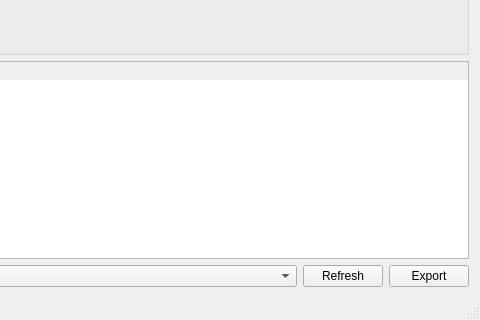
Qt form res/mainwindow.ui (computergeek1507/controller_gen) before a commit; both pictures show x 378 to 858 and y 99 to 419 of the 858 by 419 pixel window.
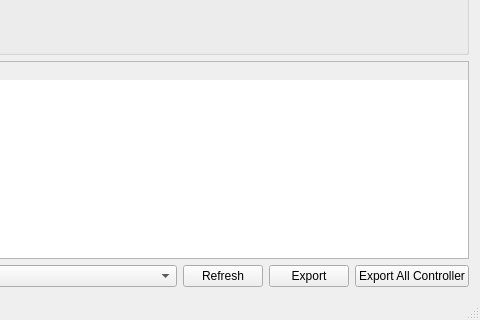
The same form after that commit. Icons and pictures are not drawn.

Commit message: fix bulk export

What changed in the file:
```diff
--- a/res/mainwindow.ui
+++ b/res/mainwindow.ui
@@ -267,6 +267,19 @@
         </property>
        </widget>
       </item>
+      <item>
+       <widget class="QPushButton" name="pushButtonExportAll">
+        <property name="sizePolicy">
+         <sizepolicy hsizetype="Fixed" vsizetype="Fixed">
+          <horstretch>0</horstretch>
+          <verstretch>0</verstretch>
+         </sizepolicy>
+        </property>
+        <property name="text">
+         <string>Export All Controller</string>
+        </property>
+       </widget>
+      </item>
      </layout>
     </item>
    </layout>
```
Left out of the diff: 9 changed lines with no effect on the pictures. The commit also changes 2 other files.
